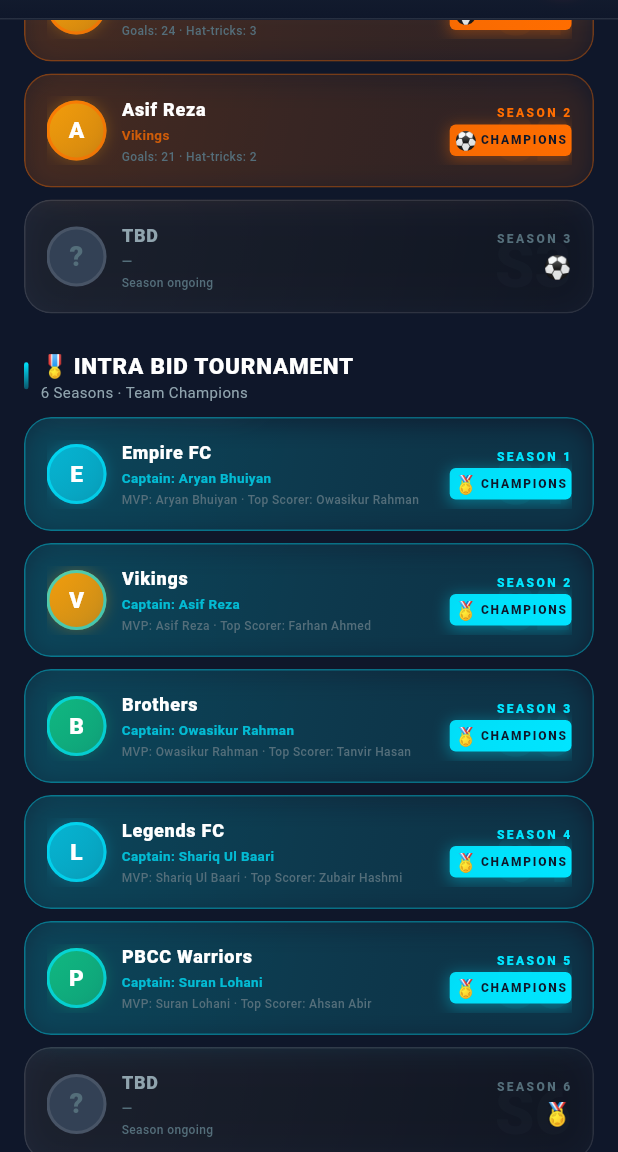
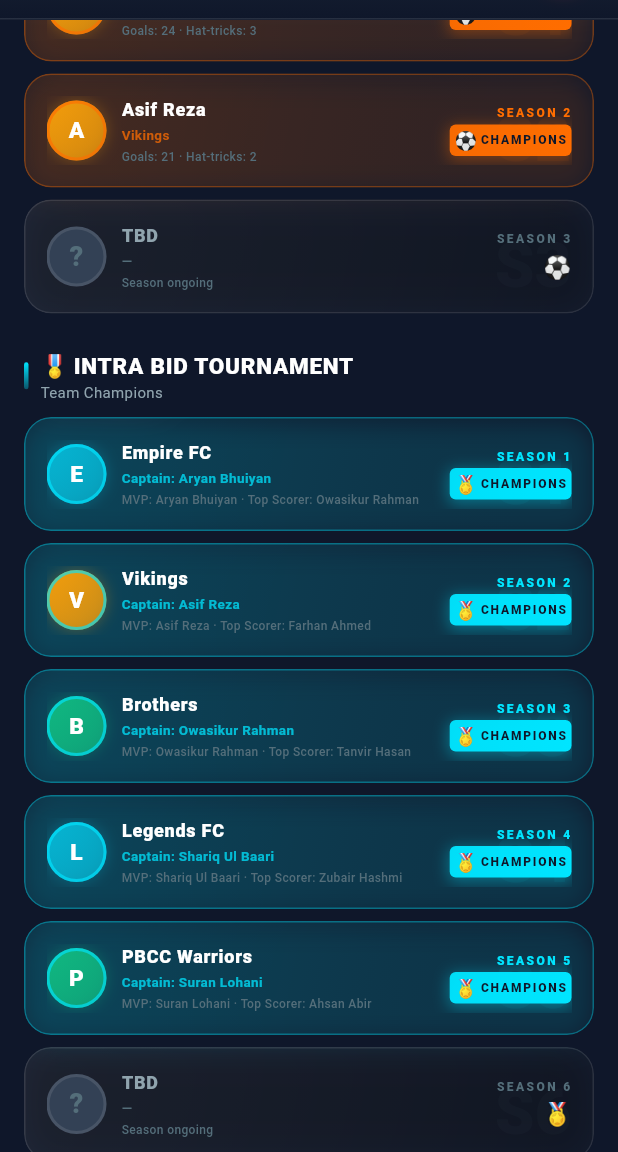
Before and after one commit to engromjanali/e_sports, a Flutter app: the HallOfFameScreen screen opened by its route, scrolled down 576 dp, on a phone screen of 412 x 824 dp, the part 84-1236 px from its top. Run offline on Flutter 3.47's test engine with Material 3 defaults, Android fonts, the phone set to English and light mode, and no system bars; our stand-ins replace app_links, drift, drift_flutter, file_picker, firebase_core, get and 3 more; accounts and stored records are empty; generated files the repository leaves out were written again; network calls fail.

Commit message:
refector hall of frame

```diff
--- a/lib/features/hall_of_fame/screens/hall_of_fame_screen.dart
+++ b/lib/features/hall_of_fame/screens/hall_of_fame_screen.dart
@@ -51,19 +51,8 @@ const _intraBidData = [
   _HofEntry(season: "Season 6", name: "TBD",           team: "—",                          detail: "Season ongoing", isTbd: true),
 ];
 
-// Solo: soloOnly=true → only bold name is shown, nothing below
-const _intraSoloData = [
-  _HofEntry(season: "Season 1", name: "Aryan Bhuiyan",  team: "", detail: "", soloOnly: true),
-  _HofEntry(season: "Season 2", name: "Farhan Ahmed",   team: "", detail: "", soloOnly: true),
-  _HofEntry(season: "Season 3", name: "Tanvir Hasan",   team: "", detail: "", soloOnly: true),
-  _HofEntry(season: "Season 4", name: "Zubair Hashmi",  team: "", detail: "", soloOnly: true),
-  _HofEntry(season: "Season 5", name: "Ahsan Abir",     team: "", detail: "", soloOnly: true),
-  _HofEntry(season: "Season 6", name: "Mehedi Hassan",  team: "", detail: "", soloOnly: true),
-  _HofEntry(season: "Season 7", name: "TBD",            team: "—", detail: "Season ongoing", isTbd: true),
-];
 
 // ─── Category Config ─────────────────────────────────────────────────────────
-
 class _CategoryConfig {
   final String emoji;
   final String title;
@@ -91,7 +80,7 @@ class HallOfFameScreen extends StatelessWidget {
     _CategoryConfig(
       emoji: "🏆",
       title: "Ballon d'Or",
-      sub: "${_ballonDorData.length} Seasons · Best Overall Player",
+      sub: "Best Overall Player",
       badge: "👑",
       accentColor: AppColors.neonGold,
       entries: _ballonDorData,
@@ -99,7 +88,7 @@ class HallOfFameScreen extends StatelessWidget {
     _CategoryConfig(
       emoji: "⚽",
       title: "Golden Boot",
-      sub: "${_goldenBootData.length} Seasons · Top Goal Scorer",
+      sub: "Top Goal Scorer",
       badge: "⚽",
       accentColor: AppColors.neonOrange,
       entries: _goldenBootData,
@@ -107,18 +96,10 @@ class HallOfFameScreen extends StatelessWidget {
     _CategoryConfig(
       emoji: "🎖️",
       title: "Intra Bid Tournament",
-      sub: "${_intraBidData.length} Seasons · Team Champions",
+      sub: "Team Champions",
       badge: "🏅",
       accentColor: AppColors.neonCyan,
       entries: _intraBidData,
-    ),
-    _CategoryConfig(
-      emoji: "⭐",
-      title: "Intra Solo Tournament",
-      sub: "${_intraSoloData.length} Seasons · Individual Champions",
-      badge: "🎯",
-      accentColor: AppColors.neonPurple,
-      entries: _intraSoloData,
     ),
   ];
 
```
